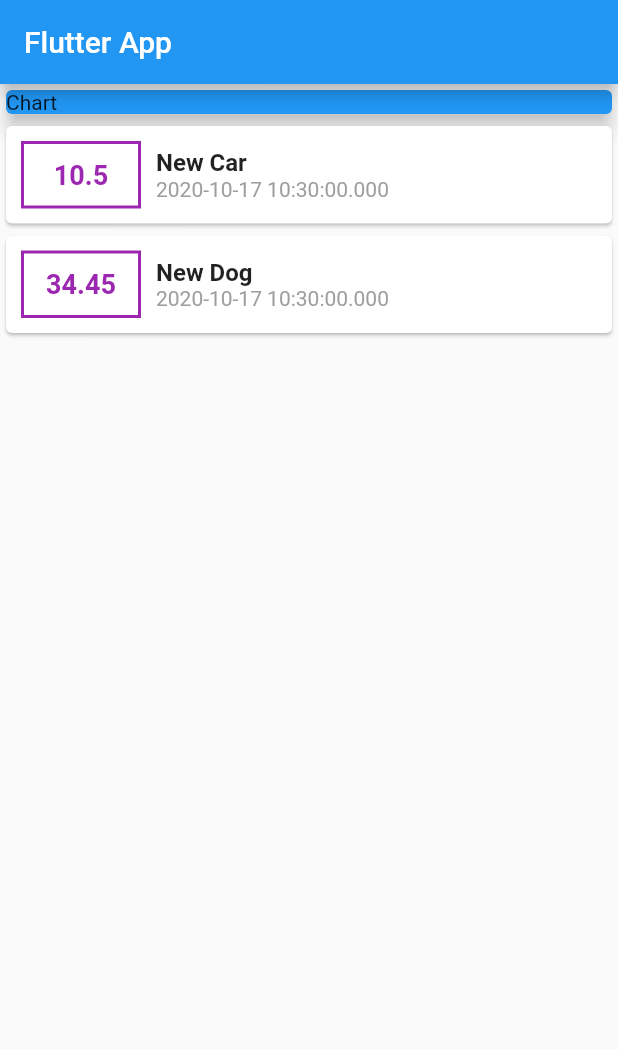
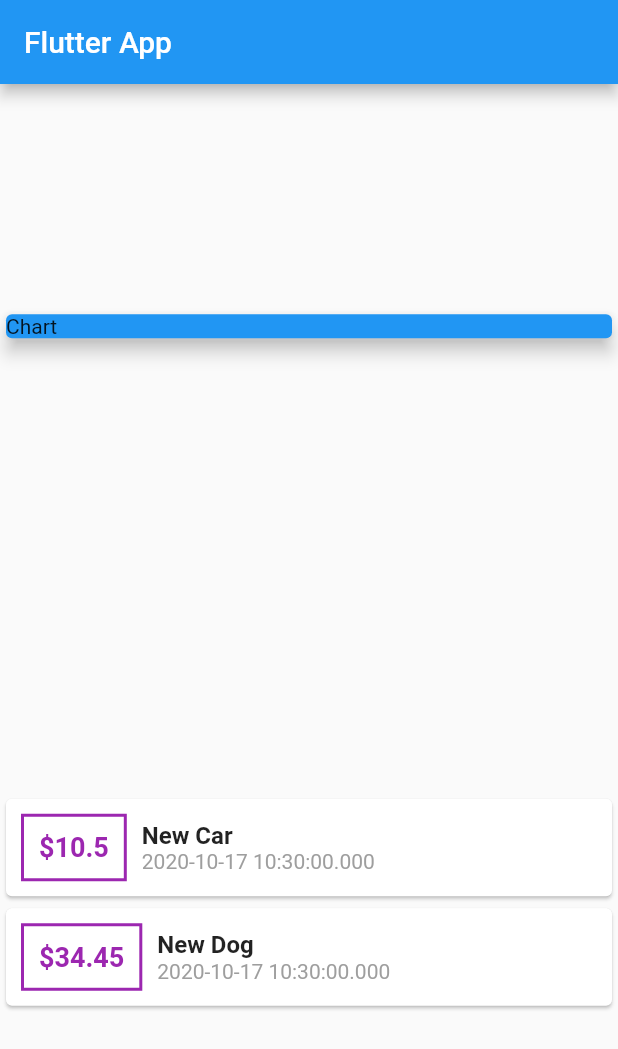
Before and after one commit to baxri/flutter_personal_expenses, a Flutter app: the screen it shows after launch, on a phone screen of 412 x 824 dp. Shown: the top 1049 px of the screen. Run offline on Flutter 3.47's test engine with Material 2 defaults, Android fonts, the phone set to English and light mode, and no system bars.

Commit message:
Format strings

```diff
--- a/lib/main.dart
+++ b/lib/main.dart
@@ -24,6 +24,7 @@ class MyHomePage extends StatelessWidget {
     return Scaffold(
         appBar: AppBar(title: Text('Flutter App')),
         body: Column(
+          mainAxisAlignment: MainAxisAlignment.spaceAround,
           children: [
             Container(
               width: double.infinity,
@@ -40,14 +41,13 @@ class MyHomePage extends StatelessWidget {
                       child: Row(
                     children: [
                       Container(
-                          width: 80,
                           alignment: Alignment.center,
                           margin: EdgeInsets.all(10),
                           padding: EdgeInsets.all(10),
                           decoration: BoxDecoration(
                               border:
                                   Border.all(color: Colors.purple, width: 2)),
-                          child: Text(transaction.amount.toString(),
+                          child: Text('\$${transaction.amount}',
                               style: TextStyle(
                                   color: Colors.purple,
                                   fontWeight: FontWeight.bold,
```
